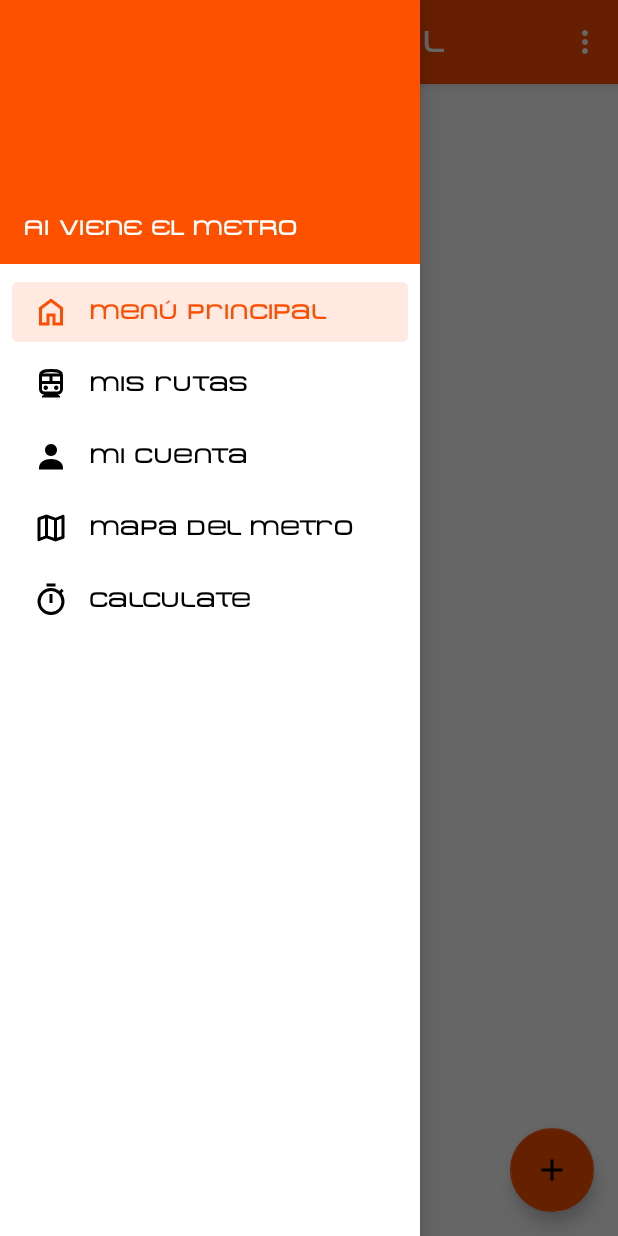
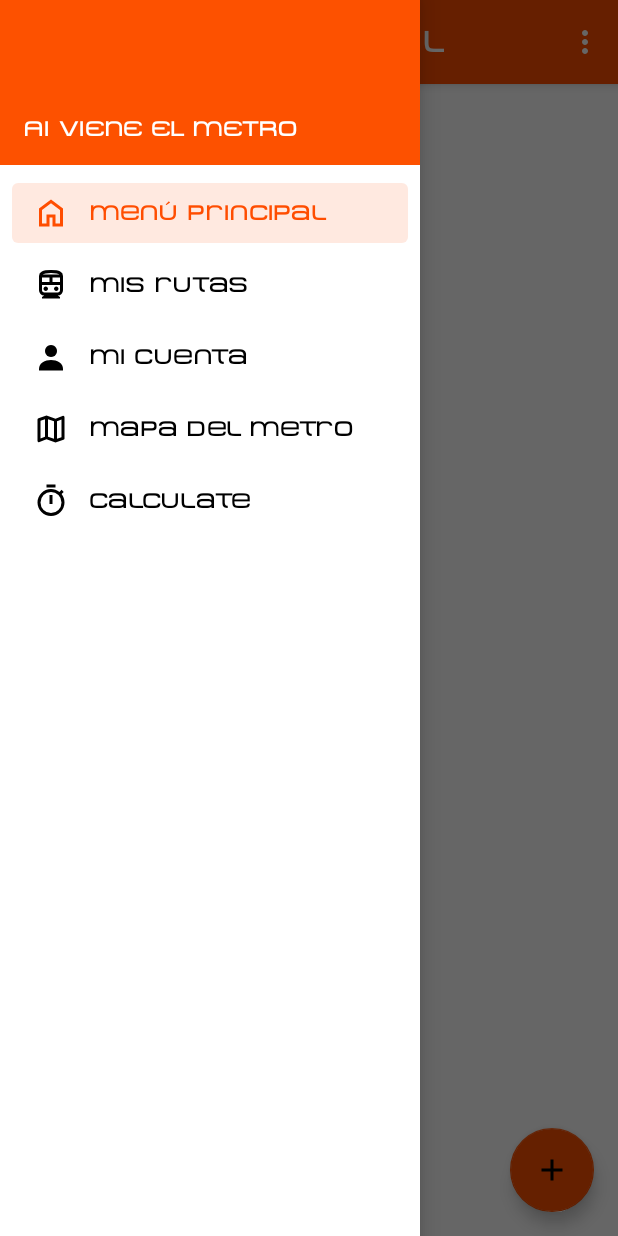
Before and after one commit to GustavoVaAsc/OrangeWormRevamped, an Android app: the screen it shows after launch (MainActivity), with the side drawer open, on a phone screen of 412 x 824 dp. Run offline under Robolectric (Android 15) with nearby library versions, the phone set to English and light mode, and no system bars; our stand-ins replace navigation-ui.

Commit message:
Cambio dimension del recuadro

```diff
--- a/app/src/main/res/values/dimens.xml
+++ b/app/src/main/res/values/dimens.xml
@@ -3,6 +3,6 @@
     <dimen name="activity_horizontal_margin">16dp</dimen>
     <dimen name="activity_vertical_margin">16dp</dimen>
     <dimen name="nav_header_vertical_spacing">8dp</dimen>
-    <dimen name="nav_header_height">176dp</dimen>
+    <dimen name="nav_header_height">110dp</dimen>
     <dimen name="fab_margin">16dp</dimen>
 </resources>
```
